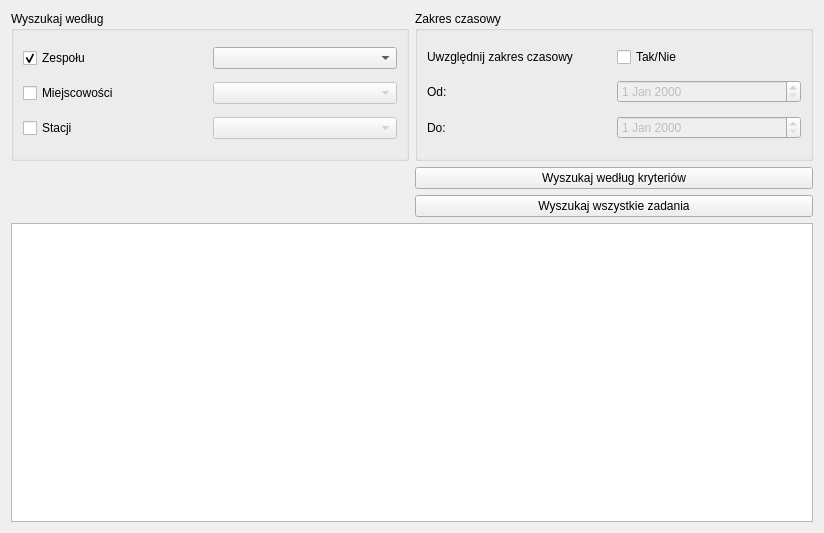
Above: zadania.ui from MBurzynski/Hyperloop before the change. Below: the same form after it.
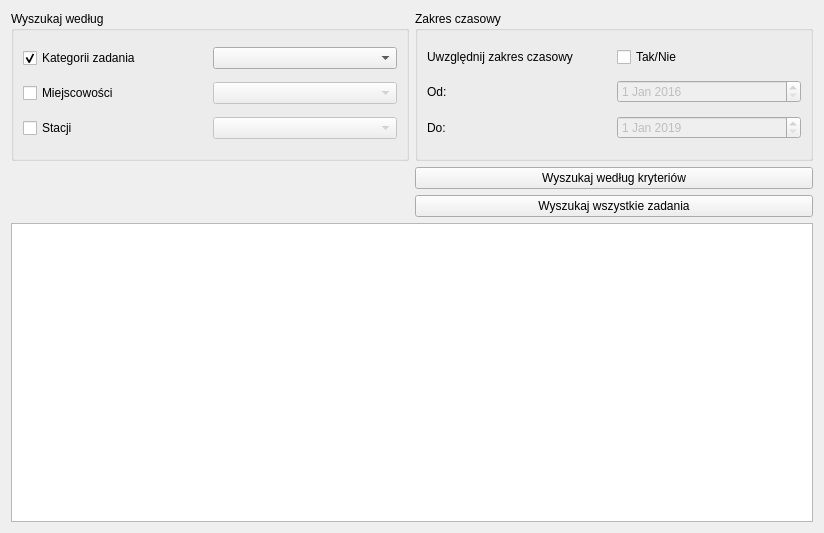
That is the form after the change.

Commit message: Dodana logika do zakladki Zadania(wszystko dziala)

```diff
--- a/zadania.ui
+++ b/zadania.ui
@@ -29,6 +29,16 @@
             <property name="enabled">
              <bool>false</bool>
             </property>
+            <property name="dateTime">
+             <datetime>
+              <hour>0</hour>
+              <minute>0</minute>
+              <second>0</second>
+              <year>2016</year>
+              <month>1</month>
+              <day>1</day>
+             </datetime>
+            </property>
            </widget>
           </item>
           <item row="1" column="1">
@@ -50,6 +60,16 @@
             <property name="enabled">
              <bool>false</bool>
             </property>
+            <property name="dateTime">
+             <datetime>
+              <hour>0</hour>
+              <minute>0</minute>
+              <second>0</second>
+              <year>2019</year>
+              <month>1</month>
+              <day>1</day>
+             </datetime>
+            </property>
            </widget>
           </item>
           <item row="0" column="1">
@@ -118,7 +138,7 @@
             <item>
              <widget class="QCheckBox" name="checkBoxZespoly">
               <property name="text">
-               <string>Zespołu</string>
+               <string>Kategorii zadania</string>
               </property>
               <property name="checked">
                <bool>true</bool>
```
Left out of the diff: 10 changed lines with no effect on the pictures. The commit also changes 8 other files.
